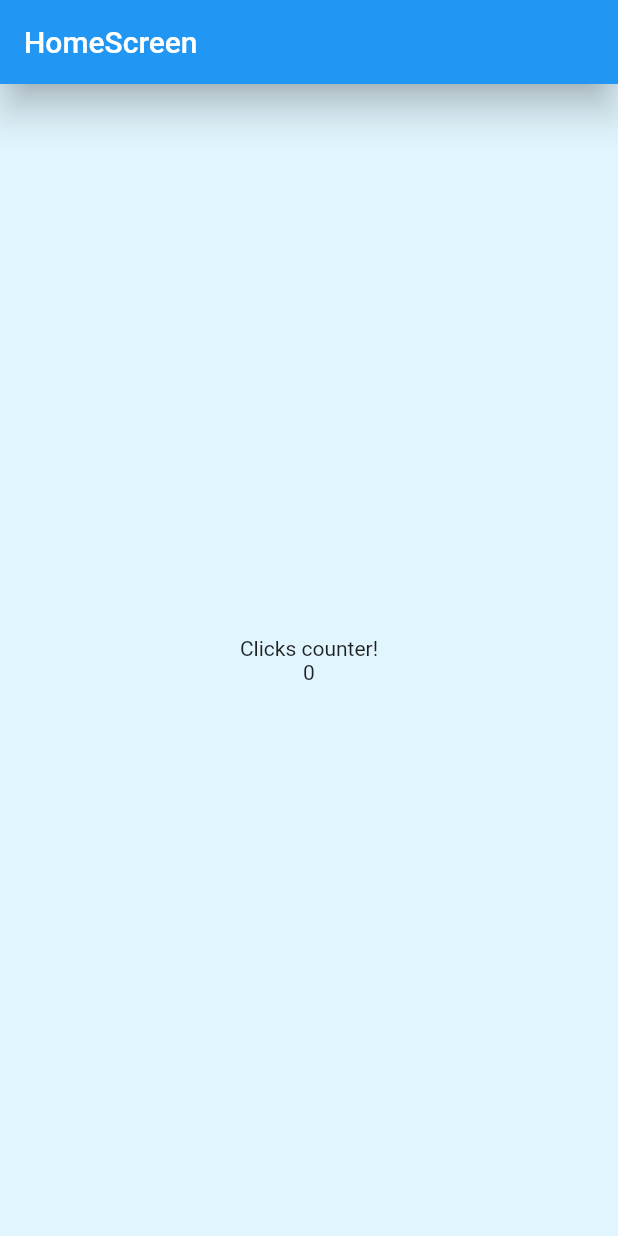
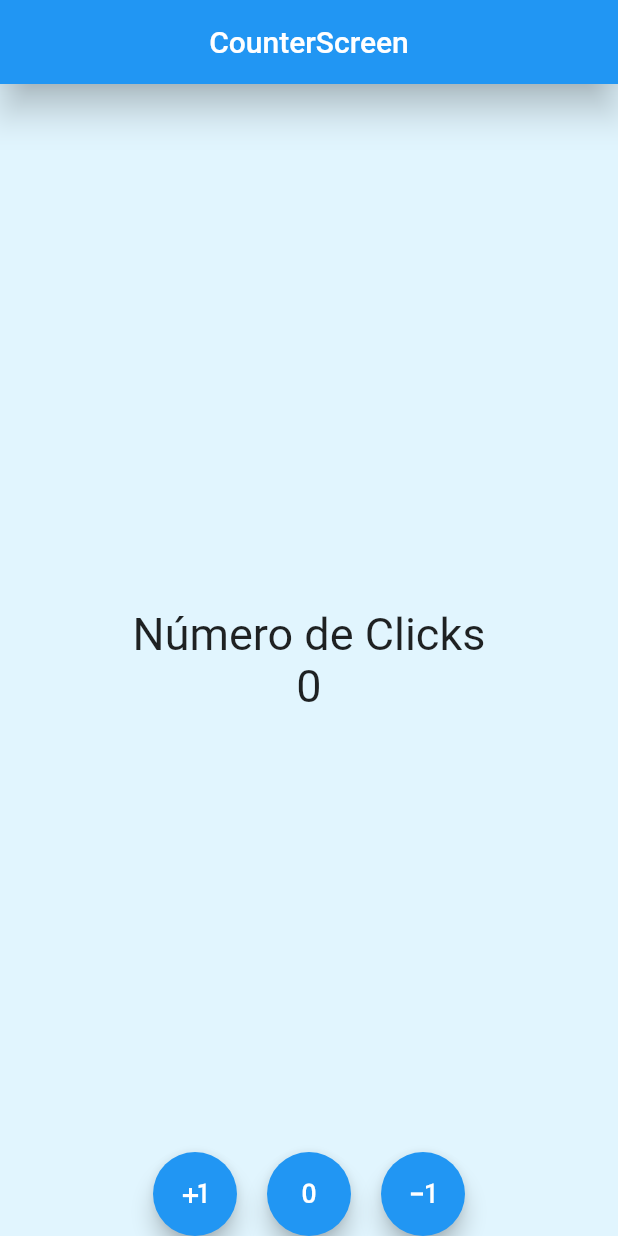
Before and after one commit to ls404/counter_app, a Flutter app: the screen it shows after launch, on a phone screen of 412 x 824 dp. Run offline on Flutter 3.47's test engine with Material 2 defaults, Android fonts, the phone set to English and light mode, and no system bars.

Commit message:
:art: counter screen

```diff
--- a/lib/main.dart
+++ b/lib/main.dart
@@ -1,4 +1,5 @@
-import 'package:counter_app/screens/home_screen.dart';
+import 'package:counter_app/screens/counter_screen.dart';
+// import 'package:counter_app/screens/home_screen.dart';
 
 // import 'package:flutter/cupertino.dart';
 import 'package:flutter/material.dart';
@@ -13,6 +14,8 @@ class MyApp extends StatelessWidget {
   @override
   Widget build(BuildContext context) {
     return const MaterialApp(
-        debugShowCheckedModeBanner: false, home: HomeScreen());
+        debugShowCheckedModeBanner: false,
+        // home: HomeScreen());
+        home: CounterScreen());
   }
 }
--- /dev/null
+++ b/lib/screens/counter_screen.dart
@@ -0,0 +1,67 @@
+// import 'package:flutter/cupertino.dart';
+import 'package:flutter/material.dart';
+
+class CounterScreen extends StatefulWidget {
+  const CounterScreen({Key? key}) : super(key: key);
+
+  @override
+  State<CounterScreen> createState() => _CounterScreenState();
+}
+
+class _CounterScreenState extends State<CounterScreen> {
+  int counter = 0;
+
+  @override
+  Widget build(BuildContext context) {
+    const fontSize30 = TextStyle(fontSize: 30);
+
+    return Scaffold(
+      backgroundColor: Colors.lightBlue[50],
+      appBar: AppBar(
+        title: const Text('CounterScreen'),
+        elevation: 10.0,
+        centerTitle: true,
+      ),
+      body: Center(
+          child: Column(
+        mainAxisAlignment: MainAxisAlignment.center,
+        children: [
+          const Text(
+            'Número de Clicks',
+            style: fontSize30,
+          ),
+          Text('$counter', style: fontSize30)
+        ],
+      )),
+      floatingActionButtonLocation: FloatingActionButtonLocation.centerDocked,
+      floatingActionButton: Row(
+        mainAxisAlignment: MainAxisAlignment.center,
+        children: [
+          FloatingActionButton(
+            child: const Icon(Icons.plus_one),
+            onPressed: () {
+              counter++;
+              setState(() {});
+            },
+          ),
+          const SizedBox(width: 20),
+          FloatingActionButton(
+            child: const Icon(Icons.exposure_zero),
+            onPressed: () {
+              counter = 0;
+              setState(() {});
+            },
+          ),
+          const SizedBox(width: 20),
+          FloatingActionButton(
+            child: const Icon(Icons.exposure_minus_1),
+            onPressed: () {
+              counter--;
+              setState(() {});
+            },
+          ),
+        ],
+      ),
+    );
+  }
+}
```
Also changed, not shown: lib/screens/home_screen.dart (+21 -2 lines).
